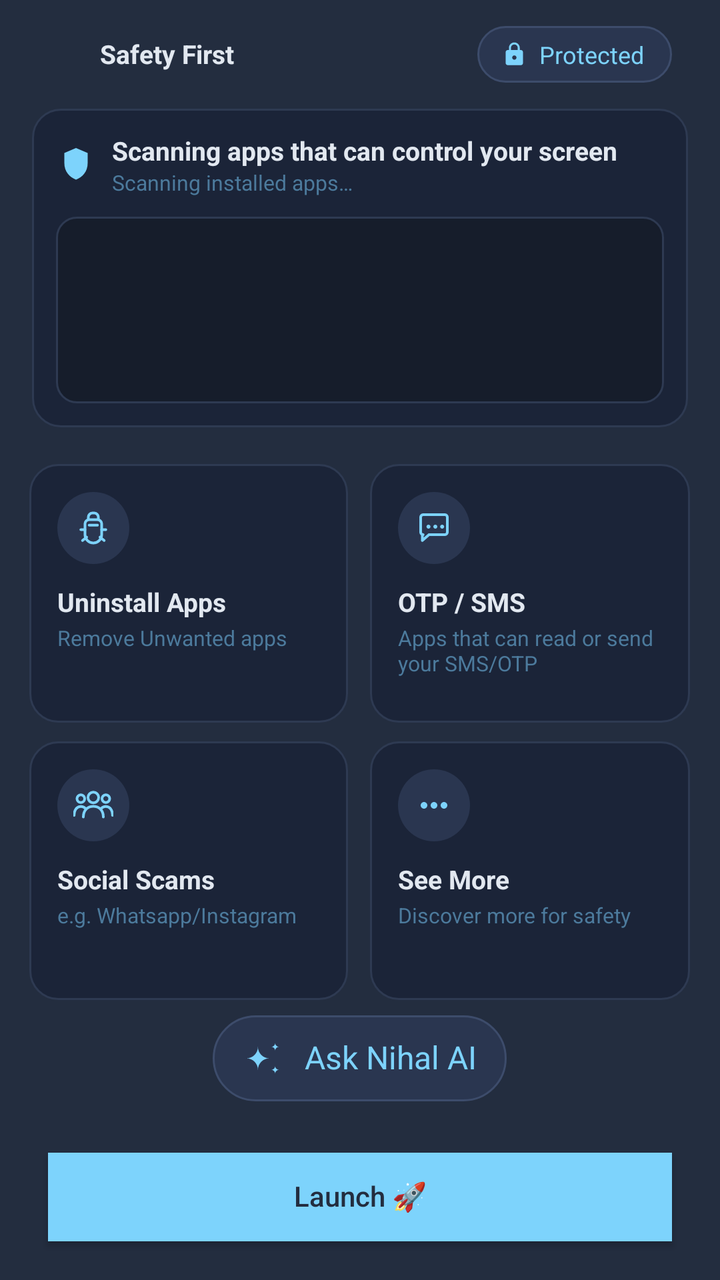
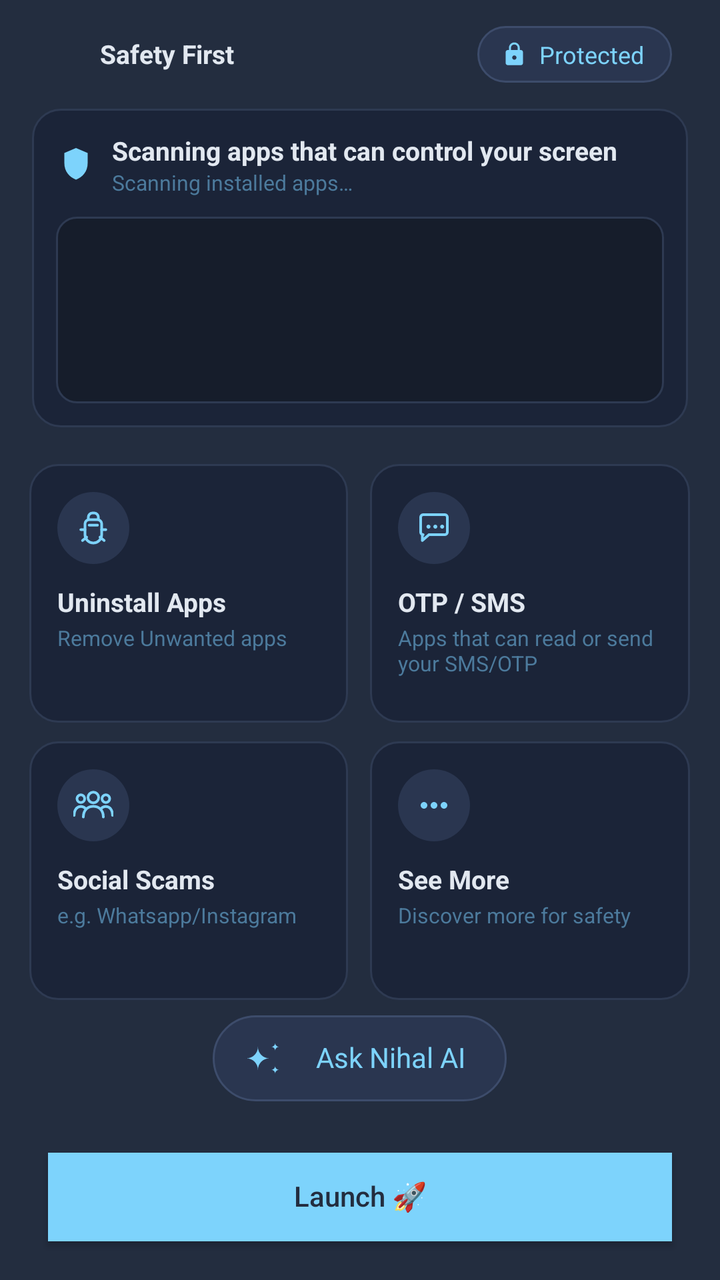

Compare the two renders of this Android layout. The source of the first and the diff that turns it into the second are given below.
<!-- AndroidManifest.xml: activity theme Theme.NihalHome -->
<!-- res/layout/activity_main.xml -->
<?xml version="1.0" encoding="utf-8"?>
<LinearLayout xmlns:android="http://schemas.android.com/apk/res/android"
    android:layout_width="match_parent"
    android:layout_height="match_parent"
    android:orientation="vertical"
    android:weightSum="1000"
    android:background="@color/onboarding_background">

    
    <LinearLayout
        android:id="@+id/topStatusBar"
        android:layout_width="match_parent"
        android:layout_height="0dp"
        android:layout_weight="85"
        android:orientation="horizontal"
        android:gravity="center_vertical"
        android:paddingStart="24dp"
        android:paddingEnd="24dp">

        <LinearLayout
            android:id="@+id/containerSafetyFirst"
            android:layout_width="0dp"
            android:layout_height="wrap_content"
            android:layout_weight="1"
            android:orientation="horizontal"
            android:gravity="start|center_vertical">

            <ImageView
                android:id="@+id/imageSafetyLogo"
                android:layout_width="20dp"
                android:layout_height="20dp"
                android:layout_marginEnd="6dp"
                android:src="@mipmap/ic_launcher" />

            <TextView
                android:id="@+id/textSafetyFirst"
                android:layout_width="wrap_content"
                android:layout_height="wrap_content"
                android:text="@string/safety_first_title"
                android:textColor="@color/onboarding_heading"
                android:textSize="13sp"
                android:textStyle="bold" />

        </LinearLayout>

        <LinearLayout
            android:id="@+id/containerProtected"
            android:layout_width="wrap_content"
            android:layout_height="wrap_content"
            android:orientation="horizontal"
            android:gravity="center_vertical"
            android:background="@drawable/bg_capsule_protected"
            android:paddingStart="12dp"
            android:paddingEnd="14dp"
            android:paddingTop="6dp"
            android:paddingBottom="6dp">

            <ImageView
                android:id="@+id/imageLockIcon"
                android:layout_width="13dp"
                android:layout_height="13dp"
                android:layout_marginEnd="6dp"
                android:src="@drawable/ic_lock" />

            <TextView
                android:id="@+id/textProtected"
                android:layout_width="wrap_content"
                android:layout_height="wrap_content"
                android:text="@string/protected_label"
                android:textColor="@color/onboarding_accent"
                android:textSize="12sp" />

        </LinearLayout>

    </LinearLayout>

    
    <FrameLayout
        android:id="@+id/containerFirstPart"
        android:layout_width="match_parent"
        android:layout_height="0dp"
        android:layout_weight="249"
        android:paddingStart="16dp"
        android:paddingEnd="16dp">

        <LinearLayout
            android:id="@+id/boxFirstPart"
            android:layout_width="match_parent"
            android:layout_height="match_parent"
            android:orientation="vertical"
            android:background="@drawable/bg_scan_card"
            android:padding="12dp">

            <LinearLayout
                android:layout_width="match_parent"
                android:layout_height="wrap_content"
                android:orientation="horizontal"
                android:gravity="center_vertical"
                android:layout_marginBottom="10dp">

                <ImageView
                    android:layout_width="20dp"
                    android:layout_height="20dp"
                    android:layout_marginEnd="8dp"
                    android:src="@drawable/ic_shield_scan" />

                <LinearLayout
                    android:layout_width="0dp"
                    android:layout_height="wrap_content"
                    android:layout_weight="1"
                    android:orientation="vertical">

                    <TextView
                        android:text="@string/scan_title"
                        android:layout_width="wrap_content"
                        android:layout_height="wrap_content"
                        android:textColor="@color/onboarding_heading"
                        android:textSize="13sp"
                        android:textStyle="bold" />

                    <TextView
                        android:id="@+id/textScanSubtitle"
                        android:text="@string/scan_subtitle_running"
                        android:layout_width="wrap_content"
                        android:layout_height="wrap_content"
                        android:textColor="@color/terminal_text_dim"
                        android:textSize="10.5sp" />

                </LinearLayout>

            </LinearLayout>

            <FrameLayout
                android:layout_width="match_parent"
                android:layout_height="0dp"
                android:layout_weight="1">

                <ScrollView
                    android:id="@+id/scrollTerminal"
                    android:layout_width="match_parent"
                    android:layout_height="match_parent"
                    android:background="@drawable/bg_terminal"
                    android:padding="10dp"
                    android:scrollbars="none"
                    android:visibility="visible">

                    <TextView
                        android:id="@+id/textTerminalLog"
                        android:layout_width="match_parent"
                        android:layout_height="wrap_content"
                        android:fontFamily="monospace"
                        android:textColor="@color/terminal_text"
                        android:textSize="9.5sp"
                        android:lineSpacingExtra="2dp" />

                </ScrollView>

                <ScrollView
                    android:id="@+id/scrollResults"
                    android:layout_width="match_parent"
                    android:layout_height="match_parent"
                    android:scrollbars="none"
                    android:visibility="gone">

                    <LinearLayout
                        android:id="@+id/containerRiskResults"
                        android:layout_width="match_parent"
                        android:layout_height="wrap_content"
                        android:orientation="vertical" />

                </ScrollView>

                <LinearLayout
                    android:id="@+id/containerNoIssues"
                    android:layout_width="match_parent"
                    android:layout_height="match_parent"
                    android:orientation="vertical"
                    android:gravity="center"
                    android:paddingStart="10dp"
                    android:paddingEnd="10dp"
                    android:paddingTop="4dp"
                    android:paddingBottom="4dp"
                    android:visibility="gone">

                    <ImageView
                        android:layout_width="@dimen/no_issues_icon_size"
                        android:layout_height="@dimen/no_issues_icon_size"
                        android:layout_marginBottom="4dp"
                        android:adjustViewBounds="true"
                        android:scaleType="fitCenter"
                        android:src="@drawable/ic_shield_check" />

                    <TextView
                        android:text="@string/no_issues_found_title"
                        android:layout_width="match_parent"
                        android:layout_height="wrap_content"
                        android:textColor="@color/onboarding_heading"
                        android:textStyle="bold"
                        android:gravity="center"
                        android:maxLines="1"
                        android:autoSizeTextType="uniform"
                        android:autoSizeMinTextSize="8sp"
                        android:autoSizeMaxTextSize="13sp"
                        android:autoSizeStepGranularity="1sp" />

                    <TextView
                        android:text="@string/no_issues_found_subtitle"
                        android:layout_width="match_parent"
                        android:layout_height="wrap_content"
                        android:layout_marginTop="2dp"
                        android:textColor="@color/terminal_text_dim"
                        android:gravity="center"
                        android:maxLines="2"
                        android:autoSizeTextType="uniform"
                        android:autoSizeMinTextSize="7sp"
                        android:autoSizeMaxTextSize="10sp"
                        android:autoSizeStepGranularity="1sp" />

                </LinearLayout>

            </FrameLayout>

        </LinearLayout>

    </FrameLayout>

    
    <View
        android:layout_width="match_parent"
        android:layout_height="0dp"
        android:layout_weight="29" />

    
    <LinearLayout
        android:layout_width="match_parent"
        android:layout_height="0dp"
        android:layout_weight="202"
        android:orientation="horizontal"
        android:weightSum="10000">

        <View
            android:layout_width="0dp"
            android:layout_height="match_parent"
            android:layout_weight="415" />

        <LinearLayout
            android:id="@+id/cardUninstallApps"
            android:layout_width="0dp"
            android:layout_height="match_parent"
            android:layout_weight="4430"
            android:orientation="vertical"
            android:background="@drawable/bg_feature_card"
            android:clickable="true"
            android:focusable="true"
            android:padding="14dp">

            <ImageView
                android:layout_width="36dp"
                android:layout_height="36dp"
                android:layout_marginBottom="10dp"
                android:background="@drawable/bg_feature_icon_circle"
                android:padding="8dp"
                android:src="@drawable/ic_feature_uninstall" />

            <TextView
                android:text="@string/feature_uninstall_title"
                android:layout_width="wrap_content"
                android:layout_height="wrap_content"
                android:textColor="@color/onboarding_heading"
                android:textSize="13sp"
                android:textStyle="bold" />

            <TextView
                android:text="@string/feature_uninstall_subtitle"
                android:layout_width="wrap_content"
                android:layout_height="wrap_content"
                android:layout_marginTop="2dp"
                android:textColor="@color/terminal_text_dim"
                android:textSize="10.5sp" />

        </LinearLayout>

        <View
            android:layout_width="0dp"
            android:layout_height="match_parent"
            android:layout_weight="310" />

        <LinearLayout
            android:id="@+id/cardOtpSms"
            android:layout_width="0dp"
            android:layout_height="match_parent"
            android:layout_weight="4430"
            android:orientation="vertical"
            android:background="@drawable/bg_feature_card"
            android:clickable="true"
            android:focusable="true"
            android:padding="14dp">

            <ImageView
                android:layout_width="36dp"
                android:layout_height="36dp"
                android:layout_marginBottom="10dp"
                android:background="@drawable/bg_feature_icon_circle"
                android:padding="8dp"
                android:src="@drawable/ic_feature_otp_sms" />

            <TextView
                android:text="@string/feature_otp_sms_title"
                android:layout_width="wrap_content"
                android:layout_height="wrap_content"
                android:textColor="@color/onboarding_heading"
                android:textSize="13sp"
                android:textStyle="bold" />

            <TextView
                android:text="@string/feature_otp_sms_subtitle"
                android:layout_width="wrap_content"
                android:layout_height="wrap_content"
                android:layout_marginTop="2dp"
                android:textColor="@color/terminal_text_dim"
                android:textSize="10.5sp" />

        </LinearLayout>

        <View
            android:layout_width="0dp"
            android:layout_height="match_parent"
            android:layout_weight="415" />

    </LinearLayout>

    
    <View
        android:layout_width="match_parent"
        android:layout_height="0dp"
        android:layout_weight="15" />

    
    <LinearLayout
        android:layout_width="match_parent"
        android:layout_height="0dp"
        android:layout_weight="202"
        android:orientation="horizontal"
        android:weightSum="10000">

        <View
            android:layout_width="0dp"
            android:layout_height="match_parent"
            android:layout_weight="415" />

        <LinearLayout
            android:id="@+id/cardSocialScams"
            android:layout_width="0dp"
            android:layout_height="match_parent"
            android:layout_weight="4430"
            android:orientation="vertical"
            android:background="@drawable/bg_feature_card"
            android:clickable="true"
            android:focusable="true"
            android:padding="14dp">

            <ImageView
                android:layout_width="36dp"
                android:layout_height="36dp"
                android:layout_marginBottom="10dp"
                android:background="@drawable/bg_feature_icon_circle"
                android:padding="8dp"
                android:src="@drawable/ic_feature_social_scams" />

            <TextView
                android:text="@string/feature_social_scams_title"
                android:layout_width="wrap_content"
                android:layout_height="wrap_content"
                android:textColor="@color/onboarding_heading"
                android:textSize="13sp"
                android:textStyle="bold" />

            <TextView
                android:text="@string/feature_social_scams_subtitle"
                android:layout_width="wrap_content"
                android:layout_height="wrap_content"
                android:layout_marginTop="2dp"
                android:textColor="@color/terminal_text_dim"
                android:textSize="10.5sp" />

        </LinearLayout>

        <View
            android:layout_width="0dp"
            android:layout_height="match_parent"
            android:layout_weight="310" />

        <LinearLayout
            android:id="@+id/cardSeeMore"
            android:layout_width="0dp"
            android:layout_height="match_parent"
            android:layout_weight="4430"
            android:orientation="vertical"
            android:background="@drawable/bg_feature_card"
            android:clickable="true"
            android:focusable="true"
            android:padding="14dp">

            <ImageView
                android:layout_width="36dp"
                android:layout_height="36dp"
                android:layout_marginBottom="10dp"
                android:background="@drawable/bg_feature_icon_circle"
                android:padding="8dp"
                android:src="@drawable/ic_feature_see_more" />

            <TextView
                android:text="@string/feature_see_more_title"
                android:layout_width="wrap_content"
                android:layout_height="wrap_content"
                android:textColor="@color/onboarding_heading"
                android:textSize="13sp"
                android:textStyle="bold" />

            <TextView
                android:text="@string/feature_see_more_subtitle"
                android:layout_width="wrap_content"
                android:layout_height="wrap_content"
                android:layout_marginTop="2dp"
                android:textColor="@color/terminal_text_dim"
                android:textSize="10.5sp" />

        </LinearLayout>

        <View
            android:layout_width="0dp"
            android:layout_height="match_parent"
            android:layout_weight="415" />

    </LinearLayout>

    
    <View
        android:layout_width="match_parent"
        android:layout_height="0dp"
        android:layout_weight="12" />

    
    <LinearLayout
        android:layout_width="match_parent"
        android:layout_height="0dp"
        android:layout_weight="67"
        android:orientation="horizontal"
        android:weightSum="1000">

        <View
            android:layout_width="0dp"
            android:layout_height="match_parent"
            android:layout_weight="296" />

        <LinearLayout
            android:id="@+id/containerAskNihalAi"
            android:layout_width="0dp"
            android:layout_height="match_parent"
            android:layout_weight="408"
            android:orientation="horizontal"
            android:gravity="center_vertical"
            android:background="@drawable/bg_capsule_protected"
            android:clickable="true"
            android:focusable="true"
            android:paddingStart="14dp"
            android:paddingEnd="14dp">

            <ImageView
                android:id="@+id/imageAskNihalAiIcon"
                android:layout_width="23dp"
                android:layout_height="23dp"
                android:layout_marginEnd="8dp"
                android:src="@drawable/ic_sparkles" />

            <TextView
                android:id="@+id/textAskNihalAi"
                android:text="@string/ask_nihal_ai_label"
                android:layout_width="0dp"
                android:layout_height="match_parent"
                android:layout_weight="1"
                android:gravity="center"
                android:textColor="@color/onboarding_accent"
                android:maxLines="1"
                android:includeFontPadding="false"
                android:autoSizeTextType="uniform"
                android:autoSizeMinTextSize="6sp"
                android:autoSizeMaxTextSize="16sp"
                android:autoSizeStepGranularity="1sp" />

        </LinearLayout>

        <View
            android:layout_width="0dp"
            android:layout_height="match_parent"
            android:layout_weight="296" />

    </LinearLayout>

    
    <View
        android:layout_width="match_parent"
        android:layout_height="0dp"
        android:layout_weight="40" />

    
    <Button
        android:id="@+id/buttonGo"
        android:layout_width="match_parent"
        android:layout_height="0dp"
        android:layout_weight="69"
        android:layout_marginStart="24dp"
        android:layout_marginEnd="24dp"
        android:background="@color/onboarding_accent"
        android:text="@string/action_go"
        android:textColor="@color/onboarding_button_text"
        android:textAllCaps="false"
        android:includeFontPadding="false"
        android:elevation="0dp" />

    
    <View
        android:layout_width="match_parent"
        android:layout_height="0dp"
        android:layout_weight="30" />

</LinearLayout>
<!-- resources referenced by this layout -->
<resources>
  <color name="onboarding_accent">#7DD3FC</color>
  <color name="onboarding_background">#232D3F</color>
  <color name="onboarding_button_text">#232D3F</color>
  <color name="onboarding_heading">#E2E8F0</color>
  <color name="terminal_text">#7DD3FC</color>
  <color name="terminal_text_dim">#4C7A9C</color>
  <dimen name="no_issues_icon_size">28dp</dimen>
  <!-- drawable bg_capsule_protected (drawable) -->
  <shape xmlns:android="http://schemas.android.com/apk/res/android"
      android:shape="rectangle">
      <solid android:color="@color/protected_capsule_background" />
      <stroke
          android:width="1dp"
          android:color="@color/protected_capsule_border" />
      <corners android:radius="50dp" />
  </shape>
  <!-- drawable bg_feature_card (drawable) -->
  <?xml version="1.0" encoding="utf-8"?>
  <shape xmlns:android="http://schemas.android.com/apk/res/android"
      android:shape="rectangle">
      <solid android:color="@color/scan_card_background" />
      <stroke
          android:width="1dp"
          android:color="@color/scan_card_border" />
      <corners android:radius="14dp" />
  </shape>
  <!-- drawable bg_feature_icon_circle (drawable) -->
  <?xml version="1.0" encoding="utf-8"?>
  <shape xmlns:android="http://schemas.android.com/apk/res/android"
      android:shape="oval">
      <solid android:color="@color/protected_capsule_background" />
  </shape>
  <!-- drawable bg_scan_card (drawable) -->
  <?xml version="1.0" encoding="utf-8"?>
  <shape xmlns:android="http://schemas.android.com/apk/res/android"
      android:shape="rectangle">
      <solid android:color="@color/scan_card_background" />
      <stroke
          android:width="1dp"
          android:color="@color/scan_card_border" />
      <corners android:radius="14dp" />
  </shape>
  <!-- drawable bg_terminal (drawable) -->
  <?xml version="1.0" encoding="utf-8"?>
  <shape xmlns:android="http://schemas.android.com/apk/res/android"
      android:shape="rectangle">
      <solid android:color="@color/terminal_background" />
      <stroke
          android:width="1dp"
          android:color="@color/terminal_border" />
      <corners android:radius="10dp" />
  </shape>
  <!-- mipmap ic_launcher (mipmap-anydpi-v26) -->
  <?xml version="1.0" encoding="utf-8"?>
  <adaptive-icon xmlns:android="http://schemas.android.com/apk/res/android">
      <background android:drawable="@drawable/ic_launcher_background"/>
      <foreground android:drawable="@drawable/ic_launcher_foreground"/>
  </adaptive-icon>
  <string name="action_go">Launch 🚀</string>
  <string name="ask_nihal_ai_label">Ask Nihal AI</string>
  <string name="feature_otp_sms_subtitle">Apps that can read or send your SMS/OTP</string>
  <string name="feature_otp_sms_title">OTP / SMS</string>
  <string name="feature_see_more_subtitle">Discover more for safety</string>
  <string name="feature_see_more_title">See More</string>
  <string name="feature_social_scams_subtitle">e.g. Whatsapp/Instagram</string>
  <string name="feature_social_scams_title">Social Scams</string>
  <string name="feature_uninstall_subtitle">Remove Unwanted apps</string>
  <string name="feature_uninstall_title">Uninstall Apps</string>
  <string name="no_issues_found_subtitle">No Apps Found that can control your screen</string>
  <string name="no_issues_found_title">No Issues Found</string>
  <string name="protected_label">Protected</string>
  <string name="safety_first_title">Safety First</string>
  <string name="scan_subtitle_running">Scanning installed apps…</string>
  <string name="scan_title">Scanning apps that can control your screen</string>
  <color name="protected_capsule_background">#2A3650</color>
  <color name="protected_capsule_border">#3D4C6B</color>
  <color name="scan_card_background">#1B2438</color>
  <color name="scan_card_border">#2E3A52</color>
  <color name="terminal_background">#161D2B</color>
  <color name="terminal_border">#2E3A52</color>
  <color name="safe_state_icon">#4ADE80</color>
  <!-- unchanged entries left out for length: 11 -->
</resources>

<!-- the commit's change to res/layout/activity_main.xml (unified diff, before → after) -->
@@ -482,11 +482,7 @@
                 android:gravity="center"
                 android:textColor="@color/onboarding_accent"
                 android:maxLines="1"
-                android:includeFontPadding="false"
-                android:autoSizeTextType="uniform"
-                android:autoSizeMinTextSize="6sp"
-                android:autoSizeMaxTextSize="16sp"
-                android:autoSizeStepGranularity="1sp" />
+                android:includeFontPadding="false" />
 
         </LinearLayout>
 
